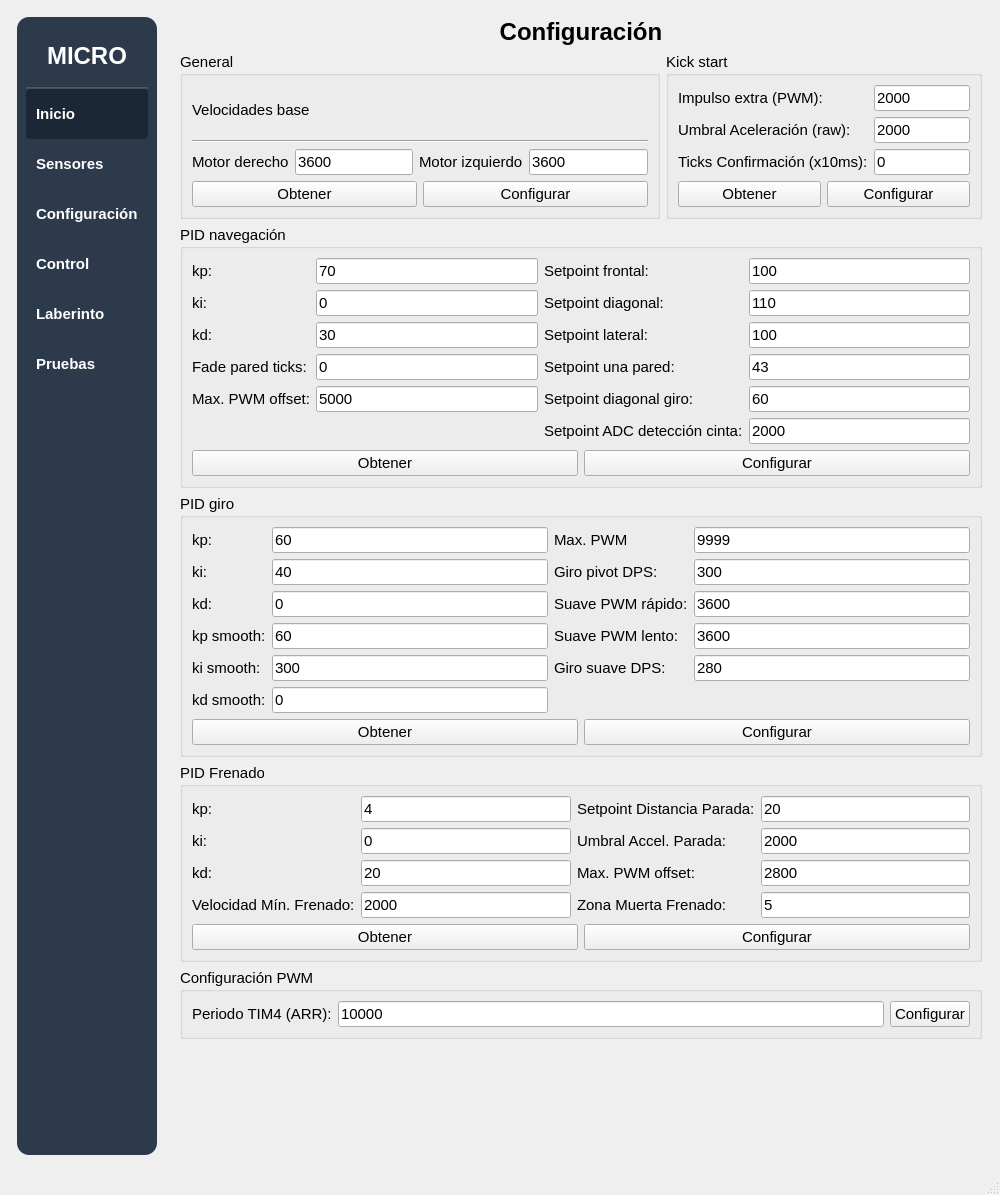
Qt form HMI_MICROMOUSE_V4/mainwindow.ui (IvanLeiCas22/MICROCONTROLADORES) before a commit.
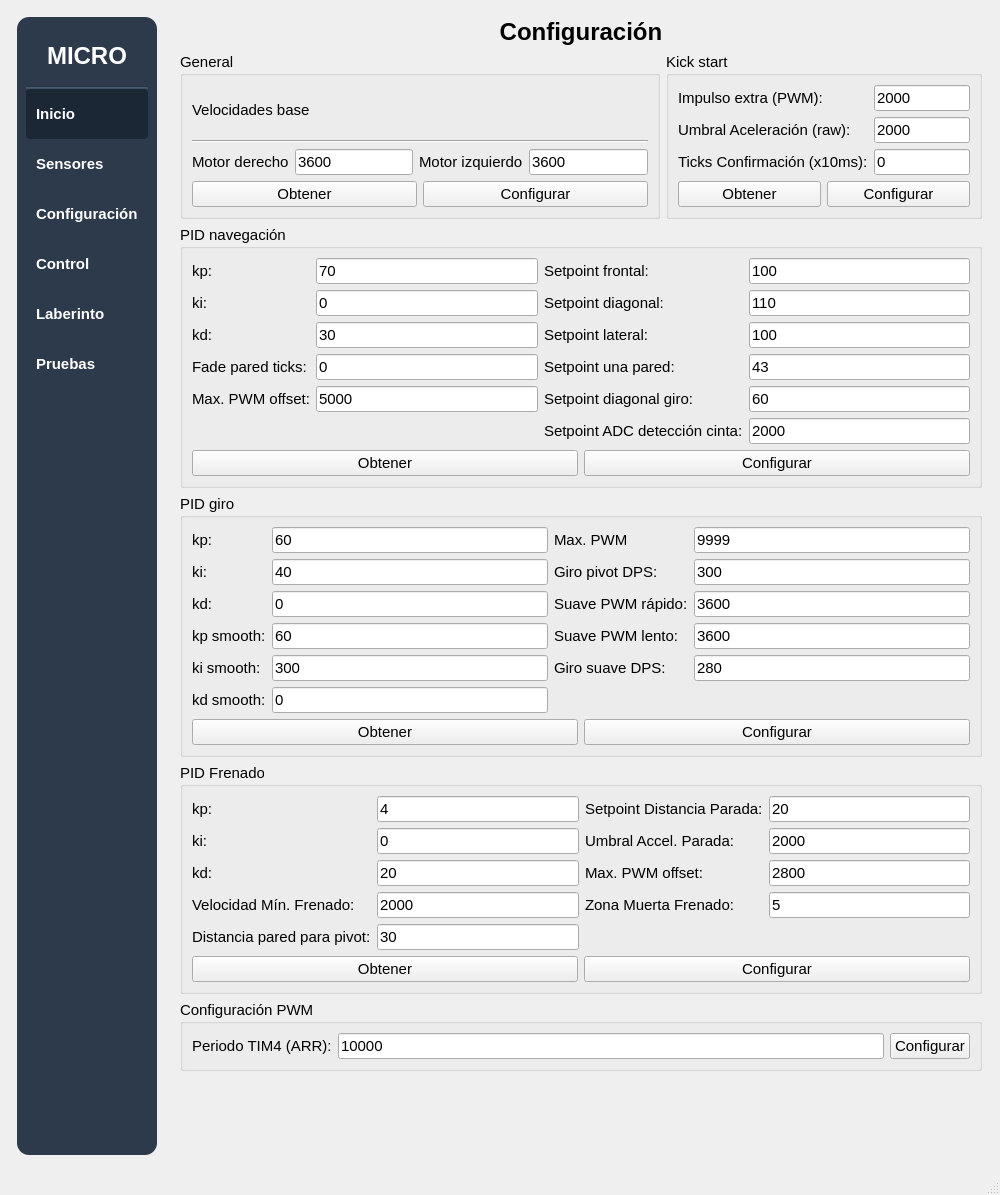
The same form after that commit.

Commit message: Agregar configuración de distancia para pivot en callejón

What changed in the file:
```diff
--- a/HMI_MICROMOUSE_V4/mainwindow.ui
+++ b/HMI_MICROMOUSE_V4/mainwindow.ui
@@ -2307,6 +2307,20 @@
                </property>
               </widget>
              </item>
+             <item row="4" column="0">
+              <widget class="QLabel" name="label_approach_front_wall_target">
+               <property name="text">
+                <string>Distancia pared para pivot:</string>
+               </property>
+              </widget>
+             </item>
+             <item row="4" column="1">
+              <widget class="QLineEdit" name="editApproachFrontWallTargetMm">
+               <property name="text">
+                <string>30</string>
+               </property>
+              </widget>
+             </item>
             </layout>
            </item>
            <item>
```
The commit also changes 5 other files.
